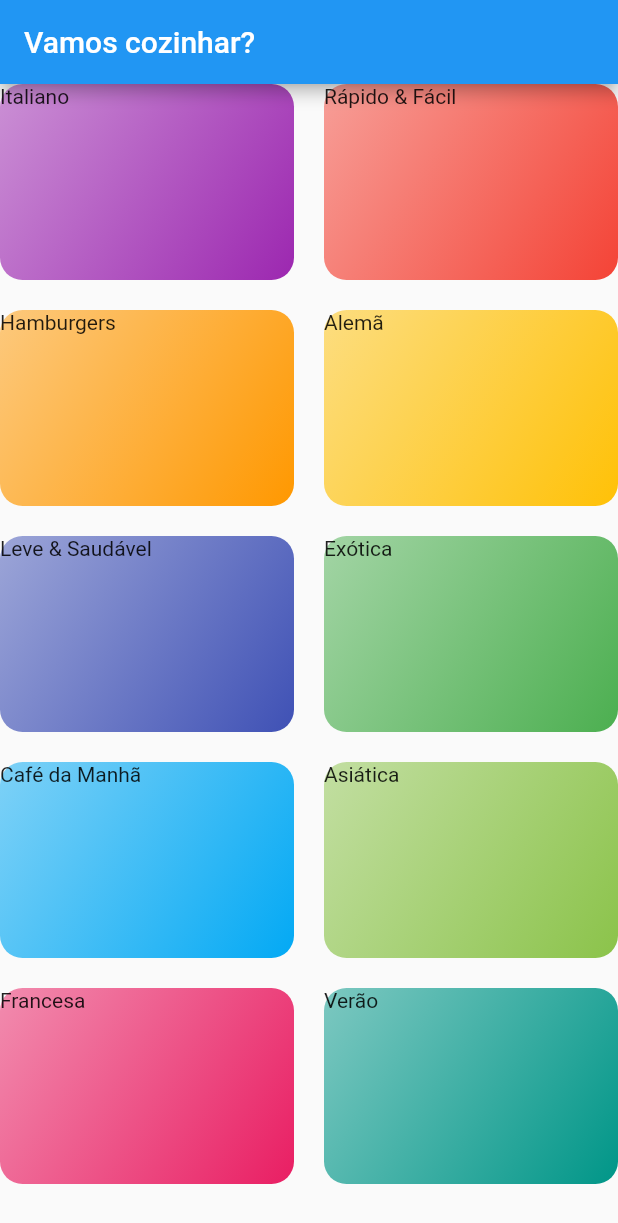
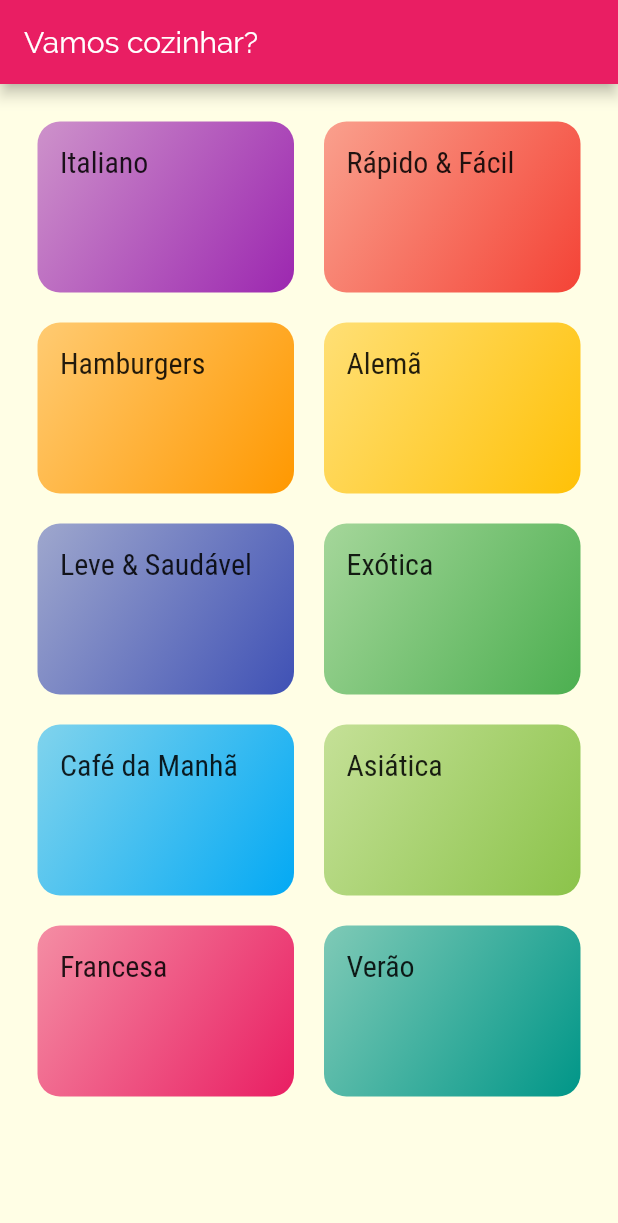
Before and after one commit to lincolnarrais/projeto_refeicoes, a Flutter app: the screen it shows after launch, on a phone screen of 412 x 824 dp. Shown: the top 1223 px of the screen. Run offline on Flutter 3.47's test engine with Material 2 defaults, Android fonts, the phone set to English and light mode, and no system bars.

Commit message:
Até a aula 170. Mexemos no estilo e tema da aplicação. • Importamos as fontes para dentro do projet e as registramos no pubspec.yaml • Colocamos padding em CategoryItem e CategoriesScreen • Criamos um tema simples relacionado às cores primária e secundária, famílias de fontes e tema de título.

```diff
--- a/lib/components/category_item.dart
+++ b/lib/components/category_item.dart
@@ -9,7 +9,11 @@ class CategoryItem extends StatelessWidget {
   @override
   Widget build(BuildContext context) {
     return Container(
-      child: Text(category.title),
+      padding: const EdgeInsets.all(15),
+      child: Text(
+        category.title,
+        style: Theme.of(context).textTheme.title,
+      ),
       decoration: BoxDecoration(
         borderRadius: BorderRadius.circular(15),
         gradient: LinearGradient(
--- a/lib/main.dart
+++ b/lib/main.dart
@@ -10,7 +10,16 @@ class MyApp extends StatelessWidget {
     return MaterialApp(
       title: 'Vamos cozinhar?',
       theme: ThemeData(
-        primarySwatch: Colors.blue,
+        primarySwatch: Colors.pink,
+        accentColor: Colors.amber,
+        fontFamily: 'Raleway',
+        canvasColor: Color.fromRGBO(255, 254, 229, 1),
+        textTheme: ThemeData.light().textTheme.copyWith(
+          title: TextStyle(
+            fontSize: 20,
+            fontFamily: 'RobotoCondensed',
+          ),
+        ),
       ),
       home: CategoriesScreen(),
     );
--- a/lib/screens/categories_screen.dart
+++ b/lib/screens/categories_screen.dart
@@ -11,6 +11,7 @@ class CategoriesScreen extends StatelessWidget {
         title: Text('Vamos cozinhar?'),
       ),
       body: GridView(
+        padding: const EdgeInsets.all(25),
         gridDelegate: SliverGridDelegateWithMaxCrossAxisExtent(
           maxCrossAxisExtent: 200,
           childAspectRatio: 3 / 2,
```
Also changed, not shown: pubspec.yaml (+17 -6 lines), assets/fonts/Raleway-Black.ttf (added), assets/fonts/Raleway-Bold.ttf (added), assets/fonts/Raleway-Regular.ttf (added), assets/fonts/RobotoCondensed-Bold.ttf (added), assets/fonts/RobotoCondensed-Italic.ttf (added), assets/fonts/RobotoCondensed-Light.ttf (added), assets/fonts/RobotoCondensed-Regular.ttf (added).
